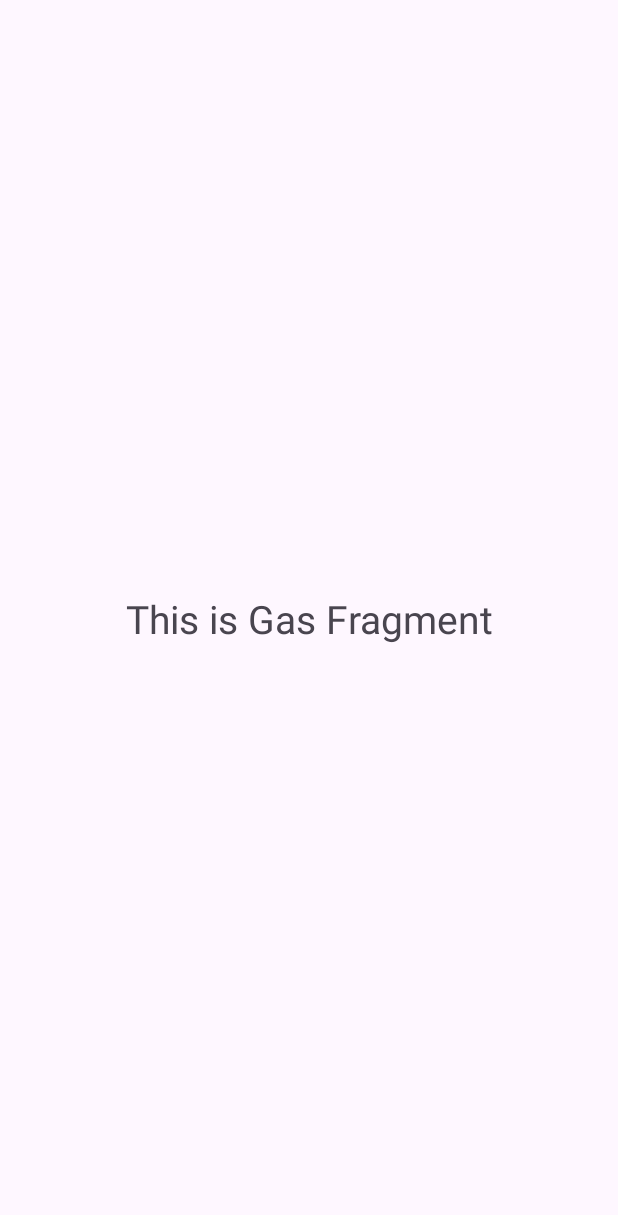
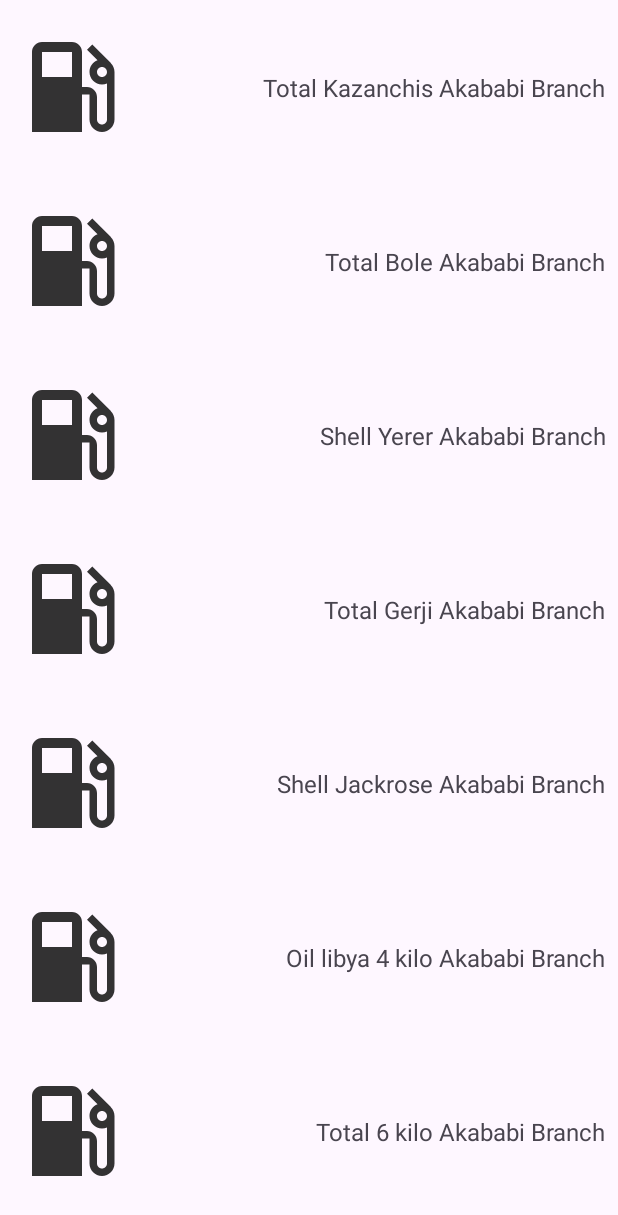
Before and after one commit to yeabb/GST, an Android app: the fragment Gas shown on its own in the app's theme, on a phone screen of 412 x 824 dp. Shown: the top 1215 px of the screen. Run offline under Robolectric (Android 15) with nearby library versions, the phone set to English and light mode, and no system bars.

Commit message:
Recyclerview for gas fragment

```diff
--- a/app/src/main/java/com/example/gst/Gas.kt
+++ b/app/src/main/java/com/example/gst/Gas.kt
@@ -1,10 +1,12 @@
 package com.example.gst
 
 import android.os.Bundle
-import androidx.fragment.app.Fragment
 import android.view.LayoutInflater
 import android.view.View
 import android.view.ViewGroup
+import androidx.fragment.app.Fragment
+import androidx.recyclerview.widget.LinearLayoutManager
+import androidx.recyclerview.widget.RecyclerView
 
 // TODO: Rename parameter arguments, choose names that match
 // the fragment initialization parameters, e.g. ARG_ITEM_NUMBER
@@ -20,6 +22,13 @@ class Gas : Fragment() {
     // TODO: Rename and change types of parameters
     private var param1: String? = null
     private var param2: String? = null
+
+
+    private lateinit var adapter: GasStationAdapter
+    private lateinit var gasRecyclerView: RecyclerView
+    private lateinit var gasArrayList: ArrayList<GasStationData>
+    lateinit var imageId : Array<Int>
+    lateinit var gasStationDetails : Array<String>
 
     override fun onCreate(savedInstanceState: Bundle?) {
         super.onCreate(savedInstanceState)
@@ -56,4 +65,53 @@ class Gas : Fragment() {
                 }
             }
     }
+
+    override fun onViewCreated(view: View, savedInstanceState: Bundle?) {
+        super.onViewCreated(view, savedInstanceState)
+
+        dataInitialize()
+        val layoutManager = LinearLayoutManager(context)
+        gasRecyclerView = view.findViewById(R.id.rvGas)
+        gasRecyclerView.layoutManager = layoutManager
+        gasRecyclerView.setHasFixedSize(true)
+        adapter = GasStationAdapter(gasArrayList)
+        gasRecyclerView.adapter = adapter
+
+
+    }
+
+
+
+    private fun dataInitialize(){
+
+        gasArrayList = arrayListOf<GasStationData>()
+
+        imageId = arrayOf(
+            R.drawable.ic_gas,
+            R.drawable.ic_gas,
+            R.drawable.ic_gas,
+            R.drawable.ic_gas,
+            R.drawable.ic_gas,
+            R.drawable.ic_gas,
+            R.drawable.ic_gas,
+        )
+
+        gasStationDetails = arrayOf(
+            "Total Kazanchis Akababi Branch",
+            "Total Bole Akababi Branch",
+            "Shell Yerer Akababi Branch",
+            "Total Gerji Akababi Branch",
+            "Shell Jackrose Akababi Branch",
+            "Oil libya 4 kilo Akababi Branch",
+            "Total 6 kilo Akababi Branch",
+
+            )
+
+        for (i in imageId.indices){
+            val gasStations = GasStationData(imageId[i], gasStationDetails[i])
+            gasArrayList.add(gasStations)
+        }
+
+    }
+
 }
--- /dev/null
+++ b/app/src/main/java/com/example/gst/GasStationAdapter.kt
@@ -0,0 +1,34 @@
+package com.example.gst
+
+import android.view.LayoutInflater
+import android.view.View
+import android.view.ViewGroup
+import android.widget.TextView
+import androidx.recyclerview.widget.RecyclerView
+import com.google.android.material.imageview.ShapeableImageView
+
+
+class GasStationAdapter(private var gasStationsArr: ArrayList<GasStationData>) : RecyclerView.Adapter<GasStationAdapter.GasStationViewHolder>() {
+
+    class GasStationViewHolder(itemView: View) : RecyclerView.ViewHolder(itemView) {
+        val siGasStationImage: ShapeableImageView = itemView.findViewById(R.id.siGasStationImage)
+        val tvGasStationDetails: TextView = itemView.findViewById(R.id.tvGasStationDetails)
+
+    }
+
+    override fun onCreateViewHolder(parent: ViewGroup, viewType: Int): GasStationViewHolder {
+        val itemView = LayoutInflater.from(parent.context).inflate(R.layout.list_item_gas, parent, false)
+        return GasStationViewHolder(itemView)
+    }
+
+    override fun getItemCount(): Int {
+        return gasStationsArr.size
+    }
+
+    override fun onBindViewHolder(holder: GasStationViewHolder, position: Int) {
+        val currentItem = gasStationsArr[position]
+        holder.siGasStationImage.setImageResource(currentItem.gasStationImage)
+        holder.tvGasStationDetails.text = currentItem.gasStationDetails
+    }
+
+}
--- /dev/null
+++ b/app/src/main/java/com/example/gst/GasStationData.kt
@@ -0,0 +1,6 @@
+package com.example.gst
+
+data class GasStationData(
+    var gasStationImage : Int,
+    var gasStationDetails: String
+)
--- a/app/src/main/res/layout/fragment_gas.xml
+++ b/app/src/main/res/layout/fragment_gas.xml
@@ -6,12 +6,10 @@
     android:layout_height="match_parent"
     tools:context=".Gas">
 
-    <!-- TODO: Update blank fragment layout -->
-    <TextView
-        android:layout_width="wrap_content"
-        android:layout_height="wrap_content"
-        android:text="This is Gas Fragment"
-        android:textSize="26dp"
+    <androidx.recyclerview.widget.RecyclerView
+        android:id="@+id/rvGas"
+        android:layout_width="match_parent"
+        android:layout_height="match_parent"
         app:layout_constraintBottom_toBottomOf="parent"
         app:layout_constraintEnd_toEndOf="parent"
         app:layout_constraintStart_toStartOf="parent"
--- /dev/null
+++ b/app/src/main/res/layout/list_item_gas.xml
@@ -0,0 +1,31 @@
+<?xml version="1.0" encoding="utf-8"?>
+<androidx.constraintlayout.widget.ConstraintLayout xmlns:android="http://schemas.android.com/apk/res/android"
+    xmlns:app="http://schemas.android.com/apk/res-auto"
+    android:layout_width="match_parent"
+    android:layout_height="100dp"
+    android:layout_margin="8dp">
+
+
+    <com.google.android.material.imageview.ShapeableImageView
+        android:id="@+id/siGasStationImage"
+        android:layout_width="80dp"
+        android:layout_height="80dp"
+        android:adjustViewBounds="true"
+        android:src="@drawable/ic_gas"
+        app:layout_constraintBottom_toBottomOf="parent"
+        app:layout_constraintEnd_toStartOf="@+id/tvAboutGasStation"
+        app:layout_constraintStart_toStartOf="parent"
+        app:layout_constraintTop_toTopOf="parent" />
+
+    <TextView
+        android:id="@+id/tvGasStationDetails"
+        android:layout_width="0dp"
+        android:layout_height="wrap_content"
+        android:text="Total - Kazanchis 4 kilo taxi Madeya"
+        android:textSize="16dp"
+        app:layout_constraintBottom_toBottomOf="parent"
+        app:layout_constraintEnd_toEndOf="parent"
+        app:layout_constraintTop_toTopOf="parent" />
+
+
+</androidx.constraintlayout.widget.ConstraintLayout>
--- a/app/src/main/res/menu/bottom_nav_menu.xml
+++ b/app/src/main/res/menu/bottom_nav_menu.xml
@@ -8,7 +8,7 @@
 
     <item
         android:id="@+id/miGas"
-        android:title="Gas"
+        android:title="Find Gas"
         android:icon="@drawable/ic_gas" />
 
     <item
```
